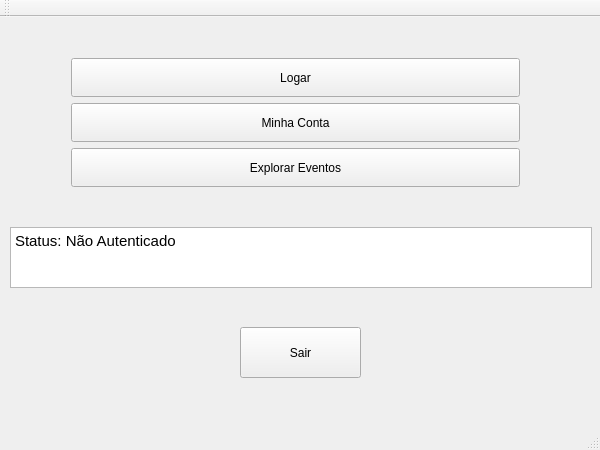
The window that sistema usando qt/Sistema_Ingressos/mainwindow.ui (Casterzz/Sistema-ingressos) describes before a commit, drawn with Qt 5.
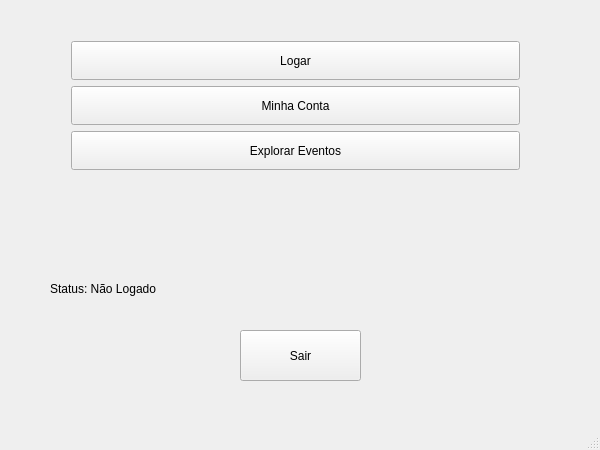
The same window after the commit.

Diff of the .ui file:
```diff
--- a/sistema usando qt/Sistema_Ingressos/mainwindow.ui
+++ b/sistema usando qt/Sistema_Ingressos/mainwindow.ui
@@ -14,34 +14,11 @@
    <string>Tela Inicial</string>
   </property>
   <widget class="QWidget" name="centralWidget">
-   <widget class="QTextBrowser" name="status">
-    <property name="geometry">
-     <rect>
-      <x>10</x>
-      <y>210</y>
-      <width>582</width>
-      <height>61</height>
-     </rect>
-    </property>
-    <property name="sizePolicy">
-     <sizepolicy hsizetype="Preferred" vsizetype="Maximum">
-      <horstretch>0</horstretch>
-      <verstretch>0</verstretch>
-     </sizepolicy>
-    </property>
-    <property name="html">
-     <string>&lt;!DOCTYPE HTML PUBLIC &quot;-//W3C//DTD HTML 4.0//EN&quot; &quot;http://www.w3.org/TR/REC-html40/strict.dtd&quot;&gt;
-&lt;html&gt;&lt;head&gt;&lt;meta name=&quot;qrichtext&quot; content=&quot;1&quot; /&gt;&lt;style type=&quot;text/css&quot;&gt;
-p, li { white-space: pre-wrap; }
-&lt;/style&gt;&lt;/head&gt;&lt;body style=&quot; font-family:'Ubuntu'; font-size:11pt; font-weight:400; font-style:normal;&quot;&gt;
-&lt;p style=&quot; margin-top:0px; margin-bottom:0px; margin-left:0px; margin-right:0px; -qt-block-indent:0; text-indent:0px;&quot;&gt;Status: Não Autenticado&lt;/p&gt;&lt;/body&gt;&lt;/html&gt;</string>
-    </property>
-   </widget>
    <widget class="QPushButton" name="pushButton">
     <property name="geometry">
      <rect>
       <x>240</x>
-      <y>310</y>
+      <y>330</y>
       <width>121</width>
       <height>51</height>
      </rect>
@@ -209,6 +186,19 @@
      </item>
     </layout>
    </widget>
+   <widget class="QLabel" name="labelPrincipal">
+    <property name="geometry">
+     <rect>
+      <x>50</x>
+      <y>280</y>
+      <width>141</width>
+      <height>17</height>
+     </rect>
+    </property>
+    <property name="text">
+     <string>Status: Não Logado</string>
+    </property>
+   </widget>
   </widget>
   <widget class="QMenuBar" name="menuBar">
    <property name="geometry">
@@ -220,14 +210,6 @@
     </rect>
    </property>
   </widget>
-  <widget class="QToolBar" name="mainToolBar">
-   <attribute name="toolBarArea">
-    <enum>TopToolBarArea</enum>
-   </attribute>
-   <attribute name="toolBarBreak">
-    <bool>false</bool>
-   </attribute>
-  </widget>
   <widget class="QStatusBar" name="statusBar"/>
  </widget>
  <layoutdefault spacing="6" margin="11"/>
```
